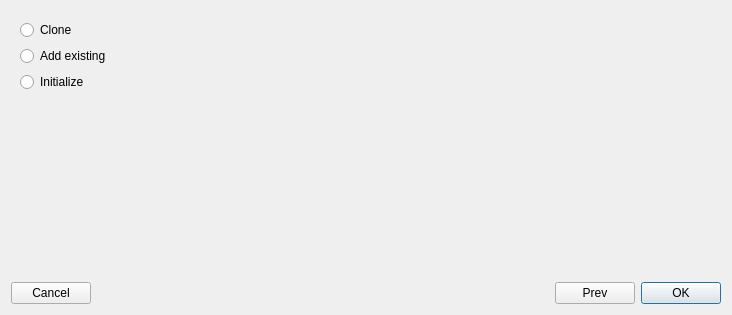
The window that src/AddRepositoryDialog.ui (soramimi/Guitar) describes before a commit, drawn with Qt 5.
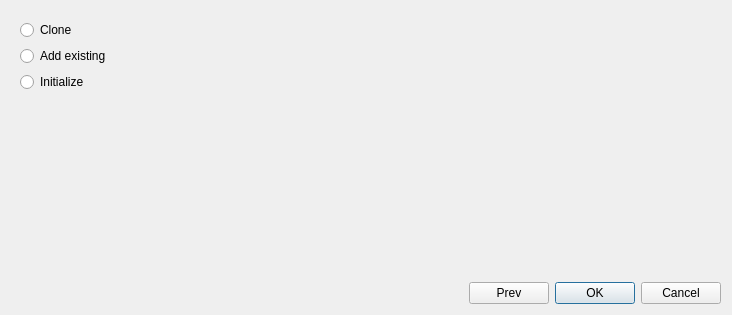
The same window after the commit. The open tabs and pages were chosen to show the change. Custom widgets are drawn as their Qt base class.

Patch:
```diff
--- a/src/AddRepositoryDialog.ui
+++ b/src/AddRepositoryDialog.ui
@@ -219,13 +219,6 @@
    </item>
    <item>
     <layout class="QHBoxLayout" name="horizontalLayout">
-     <item>
-      <widget class="QPushButton" name="pushButton_cancel">
-       <property name="text">
-        <string>Cancel</string>
-       </property>
-      </widget>
-     </item>
      <item>
       <spacer name="horizontalSpacer">
        <property name="orientation">
@@ -256,6 +249,13 @@
        </property>
       </widget>
      </item>
+     <item>
+      <widget class="QPushButton" name="pushButton_cancel">
+       <property name="text">
+        <string>Cancel</string>
+       </property>
+      </widget>
+     </item>
     </layout>
    </item>
   </layout>
```
Left out of the diff: 7 changed lines with no effect on the pictures.
